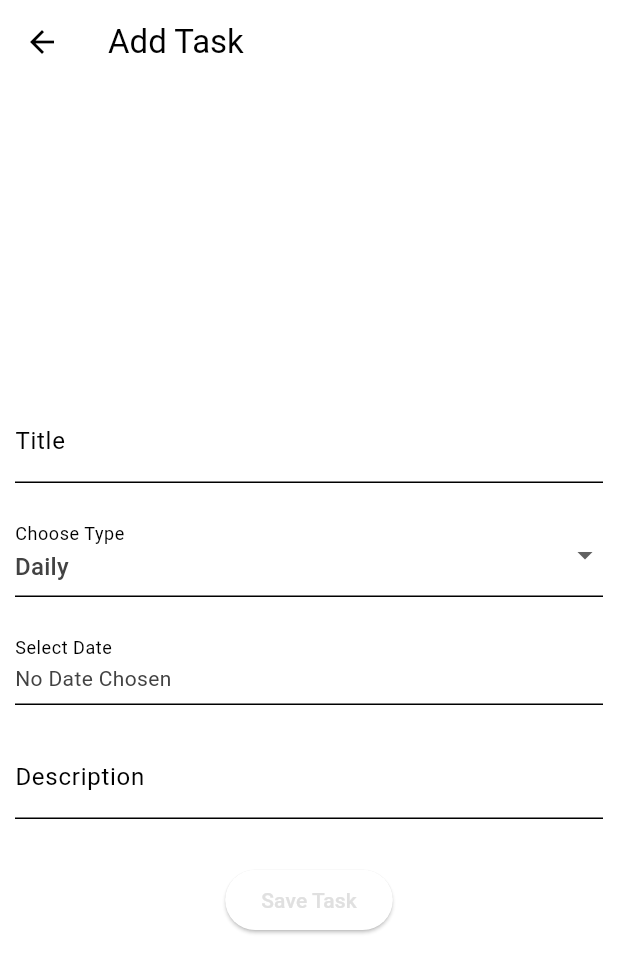
After one commit to VibrainiumMan/All_In_One, a Flutter app: the TaskPage screen opened directly, after a tap on the "add" icon, on a phone screen of 412 x 824 dp. The commit adds this screen. Shown: the top 973 px of the screen. Run offline on Flutter 3.47's test engine with Material 3 defaults, Android fonts, the phone set to English and light mode, and no system bars; our stand-ins replace cloud_firestore, firebase_auth, firebase_core, flutter_dotenv; accounts and stored records are empty.

Commit message:
Finished TODO List

```diff
--- /dev/null
+++ b/lib/pages/main_pages/adding_task_page.dart
@@ -0,0 +1,165 @@
+import 'package:cloud_firestore/cloud_firestore.dart';
+import 'package:flutter/material.dart';
+import 'package:firebase_auth/firebase_auth.dart';
+
+class Task {
+  final String title;
+  final String type;
+  final String? date;
+  final String description;
+
+  Task({
+    required this.title,
+    required this.type,
+    this.date,
+    required this.description,
+  });
+
+  Map<String, dynamic> toMap(String ownerEmail) {
+    return {
+      'title': title,
+      'type': type,
+      'date': date,
+      'description': description,
+      'owner': ownerEmail,
+    };
+  }
+}
+
+class AddingTaskPage extends StatefulWidget {
+  const AddingTaskPage({super.key});
+
+  @override
+  State<AddingTaskPage> createState() => _AddingTaskPageState();
+}
+
+class _AddingTaskPageState extends State<AddingTaskPage> {
+  final TextEditingController taskController1 = TextEditingController();
+  final TextEditingController taskController4 = TextEditingController();
+  String selectedType = 'Daily';
+  DateTime? selectedDate;
+
+  @override
+  void dispose() {
+    taskController1.dispose();
+    taskController4.dispose();
+    super.dispose();
+  }
+
+  Future<void> _selectDate(BuildContext context) async {
+    final DateTime? picked = await showDatePicker(
+      context: context,
+      initialDate: DateTime.now(),
+      firstDate: DateTime(2020),
+      lastDate: DateTime(2030),
+    );
+    if (picked != null && picked != selectedDate) {
+      setState(() {
+        selectedDate = picked;
+      });
+    }
+  }
+
+  Future<void> _saveTask() async {
+    final user = FirebaseAuth.instance.currentUser;
+
+    if (user != null) {
+      String title = taskController1.text;
+      String type = selectedType;
+      String? date = selectedDate != null ? selectedDate!.toLocal().toString().split(' ')[0] : null;
+      String description = taskController4.text;
+
+      Task newTask = Task(
+        title: title,
+        type: type,
+        date: date,
+        description: description,
+      );
+
+      await FirebaseFirestore.instance.collection('tasks').add(newTask.toMap(user.email!));
+
+      Navigator.pop(context, newTask);
+    } else {
+      ScaffoldMessenger.of(context).showSnackBar(
+        SnackBar(content: Text('Error: You must be logged in to save a task.')),
+      );
+    }
+  }
+
+  @override
+  Widget build(BuildContext context) {
+    return Scaffold(
+      appBar: AppBar(title: Text('Add Task')),
+      body: Center(
+        child: Column(
+          mainAxisAlignment: MainAxisAlignment.center,
+          children: [
+            // Write Title
+            Container(
+              padding: EdgeInsets.all(10),
+              child: TextField(
+                controller: taskController1,
+                decoration: InputDecoration(labelText: "Title"),
+              ),
+            ),
+
+            // Select Type: Daily, Weekly, Monthly
+            Container(
+              padding: EdgeInsets.all(10),
+              child: DropdownButtonFormField<String>(
+                value: selectedType,
+                decoration: InputDecoration(labelText: "Choose Type"),
+                items: <String>['Daily', 'Weekly', 'Monthly'].map((String value) {
+                  return DropdownMenuItem<String>(
+                    value: value,
+                    child: Text(value),
+                  );
+                }).toList(),
+                onChanged: (newValue) {
+                  setState(() {
+                    selectedType = newValue!;
+                  });
+                },
+              ),
+            ),
+
+            // Choose Date
+            Container(
+              padding: EdgeInsets.all(10),
+              child: InkWell(
+                onTap: () => _selectDate(context),
+                child: InputDecorator(
+                  decoration: InputDecoration(
+                    labelText: 'Select Date',
+                  ),
+                  child: Text(
+                    selectedDate != null
+                        ? "${selectedDate!.toLocal()}".split(' ')[0]
+                        : 'No Date Chosen',
+                  ),
+                ),
+              ),
+            ),
+
+            // Write Description
+            Container(
+              padding: EdgeInsets.all(10),
+              child: TextField(
+                controller: taskController4,
+                decoration: InputDecoration(labelText: "Description"),
+              ),
+            ),
+
+            SizedBox(height: 20),
+
+            // Save Button: Save and go back
+            ElevatedButton(
+              onPressed: _saveTask,
+              child: Text("Save Task"),
+            ),
+          ],
+        ),
+      ),
+    );
+  }
+}
--- a/lib/pages/main_pages/task_page.dart
+++ b/lib/pages/main_pages/task_page.dart
@@ -1,4 +1,31 @@
 import 'package:flutter/material.dart';
+import 'package:cloud_firestore/cloud_firestore.dart';
+import 'package:firebase_auth/firebase_auth.dart';
+import 'adding_task_page.dart';
+
+class Task {
+  final String title;
+  final String type;
+  final String? date;
+  final String description;
+
+  Task({
+    required this.title,
+    required this.type,
+    this.date,
+    required this.description,
+  });
+
+  factory Task.fromFirestore(DocumentSnapshot doc) {
+    Map<String, dynamic> data = doc.data() as Map<String, dynamic>;
+    return Task(
+      title: data['title'],
+      type: data['type'],
+      date: data['date'],
+      description: data['description'],
+    );
+  }
+}
 
 class TaskPage extends StatefulWidget {
   const TaskPage({super.key});
@@ -8,10 +35,89 @@ class TaskPage extends StatefulWidget {
 }
 
 class _TaskPageState extends State<TaskPage> {
+  List<Task> dailyTasks = [];
+  List<Task> weeklyTasks = [];
+  List<Task> monthlyTasks = [];
 
-  int number_of_daily = 1;
-  int number_of_weekly = 1;
-  int number_of_monthly = 1;
+  @override
+  void initState() {
+    super.initState();
+    _loadTasks();
+  }
+
+  // request login user's data from firebase
+  void _loadTasks() async {
+    final user = FirebaseAuth.instance.currentUser;
+
+    if (user != null) {
+      final userEmail = user.email;
+
+      FirebaseFirestore.instance
+          .collection('tasks')
+          .where('owner', isEqualTo: userEmail)
+          .snapshots()
+          .listen((snapshot) {
+        setState(() {
+          dailyTasks.clear();
+          weeklyTasks.clear();
+          monthlyTasks.clear();
+
+          for (var doc in snapshot.docs) {
+            var task = Task.fromFirestore(doc);
+
+            if (task.type == 'Daily') {
+              dailyTasks.add(task);
+            } else if (task.type == 'Weekly') {
+              weeklyTasks.add(task);
+            } else if (task.type == 'Monthly') {
+              monthlyTasks.add(task);
+            }
+          }
+        });
+      });
+    }
+  }
+
+  // Add Task
+  void _addTask(Task task) {
+    setState(() {
+      if (task.type == 'Daily') {
+        dailyTasks.add(task);
+      } else if (task.type == 'Weekly') {
+        weeklyTasks.add(task);
+      } else if (task.type == 'Monthly') {
+        monthlyTasks.add(task);
+      }
+    });
+  }
+
+  // Dialog that shows details of the task
+  void _showTaskDetails(BuildContext context, Task task) {
+    showDialog(
+      context: context,
+      builder: (BuildContext context) {
+        return AlertDialog(
+          title: Text(task.title),
+          content: Column(
+            mainAxisSize: MainAxisSize.min,
+            children: [
+              Text("Date: ${task.date ?? 'No date selected'}"),
+              SizedBox(height: 10),
+              Text("Description: ${task.description}"),
+            ],
+          ),
+          actions: [
+            TextButton(
+              child: Text("Close"),
+              onPressed: () {
+                Navigator.of(context).pop();
+              },
+            ),
+          ],
+        );
+      },
+    );
+  }
 
   @override
   Widget build(BuildContext context) {
@@ -25,83 +131,69 @@ class _TaskPageState extends State<TaskPage> {
         actions: [
           IconButton(
             onPressed: () => {},
-              icon: Icon(Icons.calendar_today_rounded)
+            icon: Icon(Icons.calendar_today_rounded),
           ),
           IconButton(
-              onPressed: () => {},
-              icon: Icon(Icons.add)
+            onPressed: () async {
+              final result = await Navigator.push(
+                context,
+                MaterialPageRoute(
+                  builder: (_) => AddingTaskPage(),
+                ),
+              );
+              if (result != null && result is Task) {
+                _addTask(result);
+              }
+            },
+            icon: Icon(Icons.add),
           )
         ],
       ),
       body: ListView(
         children: [
-          Container(
+          // Daily Tasks Section
+          _buildTaskSection("Daily Task", dailyTasks),
+
+          // Weekly Tasks Section
+          _buildTaskSection("Weekly Task", weeklyTasks),
+
+          // Monthly Tasks Section
+          _buildTaskSection("Monthly Task", monthlyTasks),
+        ],
+      ),
+    );
+  }
+
+  Widget _buildTaskSection(String title, List<Task> tasks) {
+    return Container(
       child: Column(
         crossAxisAlignment: CrossAxisAlignment.start,
         children: [
           Container(
             margin: EdgeInsets.all(10),
-                  child: Text("Daily Task"),
+            child: Text(title),
           ),
           Container(
             decoration: BoxDecoration(
               border: Border.all(
-                          color: Theme.of(context).colorScheme.inversePrimary
-                      )
+                color: Theme.of(context).colorScheme.inversePrimary,
+              ),
             ),
             margin: EdgeInsets.all(10),
-                  width: 400, height: number_of_daily * 50,
-                  child: Center(
-                      child: Text("There is no task now T^T")
-                  ),
-                ),
-              ],
-            ),
-          ),
-          Container(
-            child: Column(
-              crossAxisAlignment: CrossAxisAlignment.start,
-              children: [
-                Container(
-                  margin: EdgeInsets.all(10),
-                  child: Text("Weekly Task"),
-                ),
-                Container(
-                  decoration: BoxDecoration(
-                      border: Border.all(
-                          color: Theme.of(context).colorScheme.inversePrimary
+            width: 400,
+            child: tasks.isNotEmpty
+                ? Column(
+              children: tasks.map((task) {
+                return ListTile(
+                  title: Text(task.title),
+                  onTap: () {
+                    _showTaskDetails(context, task);
+                  },
+                );
+              }).toList(),
             )
-                  ),
-                  margin: EdgeInsets.all(10),
-                  width: 400, height: number_of_weekly * 50,
-                  child: Center(
-                        child: Text("There is no task now T^T")
-                  ),
-                ),
-              ],
-            ),
-          ),
-          Container(
-            child: Column(
-              crossAxisAlignment: CrossAxisAlignment.start,
-              children: [
-                Container(
-                  margin: EdgeInsets.all(10),
-                  child: Text("Monthly Task"),
-                ),
-                Container(
-                  decoration: BoxDecoration(
-                      border: Border.all(
-                          color: Theme.of(context).colorScheme.inversePrimary
-                      )
-                  ),
-                  margin: EdgeInsets.all(10),
-                  width: 400, height: number_of_monthly * 50,
-                  child: Center(
-                      child: Text("There is no task now T^T")
-                  ),
-                ),
-              ],
+                : Center(
+              child: Text("There is no task now T^T"),
             ),
           ),
         ],
--- a/pubspec.yaml
+++ b/pubspec.yaml
@@ -38,6 +38,7 @@ dependencies:
   firebase_core: ^3.3.0
   firebase_auth: ^5.1.4
   flutter_dotenv: ^5.1.0
+  cloud_firestore: ^5.1.0
 
 dev_dependencies:
   flutter_test:
```
Also changed, not shown: pubspec.lock, 3 other files. Lines whose indentation alone changed are shown as unchanged.
